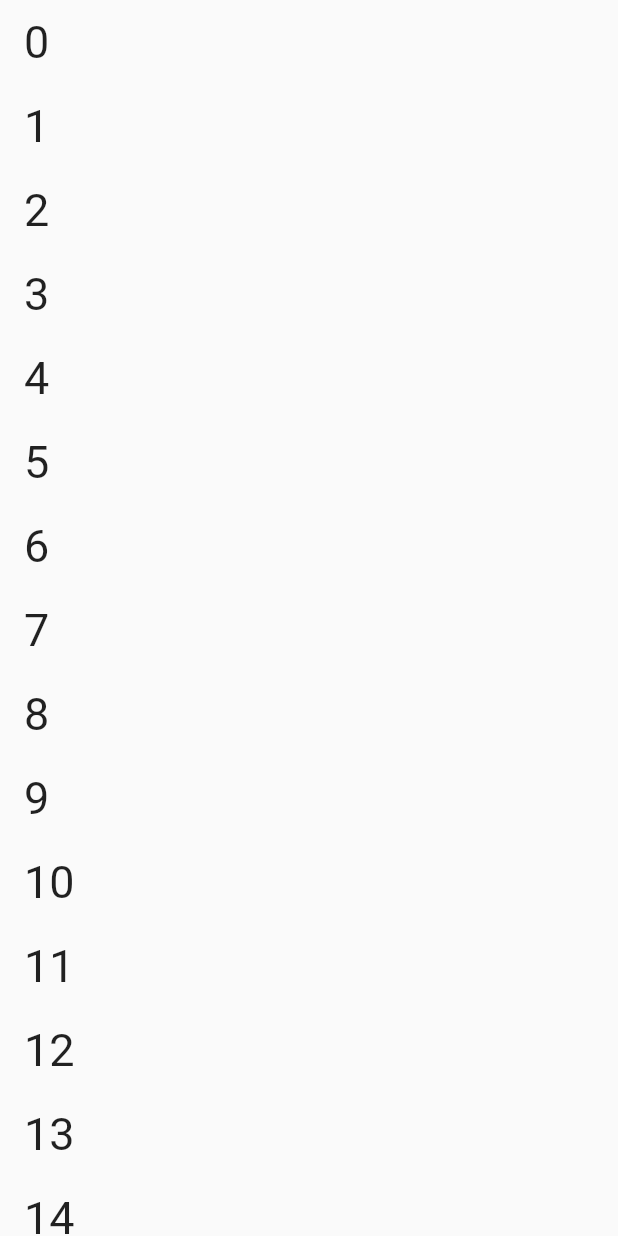
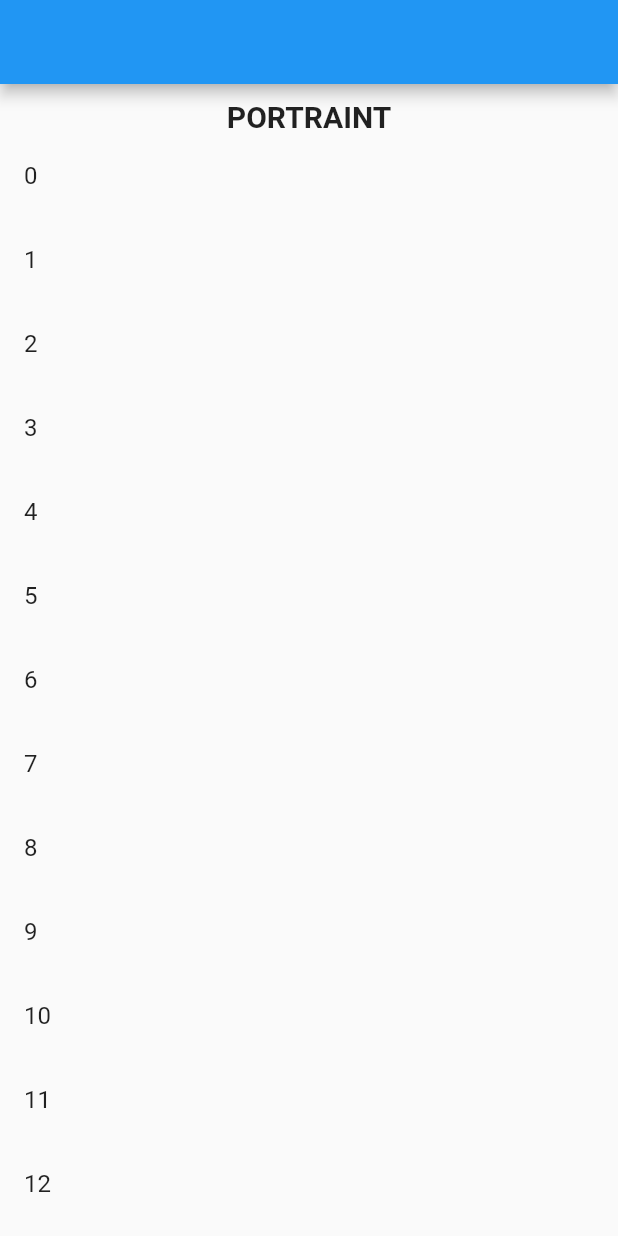
Before and after one commit to MiguelAngelRamos/appkeys, a Flutter app: the screen it shows after launch, on a phone screen of 412 x 824 dp. Run offline on Flutter 3.47's test engine with Material 2 defaults, Android fonts, the phone set to English and light mode, and no system bars.

Commit message:
global key

```diff
--- a/lib/main.dart
+++ b/lib/main.dart
@@ -18,7 +18,8 @@ class MyApp extends StatelessWidget {
       ),
       // home: const AnimatedText()
       // home: const ListKeyPage()
-      home: const NumbersPage()
+      // home: const NumbersPage()
+      home: const ListPage()
     );
   }
 }
--- /dev/null
+++ b/lib/pages/globalkeys/list_page.dart
@@ -0,0 +1,51 @@
+import 'package:flutter/material.dart';
+
+class ListPage extends StatefulWidget {
+  const ListPage({super.key});
+
+  @override
+  State<ListPage> createState() => _ListPageState();
+}
+
+class _ListPageState extends State<ListPage> {
+
+  final listKey = GlobalKey();
+
+  @override
+  Widget build(BuildContext context) {
+    return Scaffold(
+      appBar: AppBar(),
+      body: OrientationBuilder(
+        builder: (context, orientation) {
+
+          //* Construcción de una lista de elementos
+          final listView = ListView.builder(
+            key: listKey,
+            itemBuilder: (context, index) {
+              return ListTile(title: Text('$index'));
+            },
+            itemCount: 1000,
+          );
+          if(orientation == Orientation.portrait) {
+            return Column(
+              children: [
+                const SizedBox(height: 10),
+                const Text('PORTRAINT', style: TextStyle(fontSize: 20, fontWeight: FontWeight.bold)),
+                Expanded(
+                  child: listView
+                )
+              ]
+            );
+          }
+          return Row(
+            children: [
+              Expanded(child: Text('LANDSCAPE', style: TextStyle(fontSize: 20, fontWeight: FontWeight.bold))),
+              Expanded(child: listView)
+            ],
+          );
+
+        },
+      )
+    );
+  }
+}
--- a/lib/pages/pages.dart
+++ b/lib/pages/pages.dart
@@ -1,3 +1,4 @@
+export 'package:keysapp/pages/globalkeys/list_page.dart';
 export 'package:keysapp/pages/localkeys/animated_text.dart';
 export 'package:keysapp/pages/localkeys/list_key_page.dart';
 export 'package:keysapp/pages/localkeys/numbers_page.dart';
```
